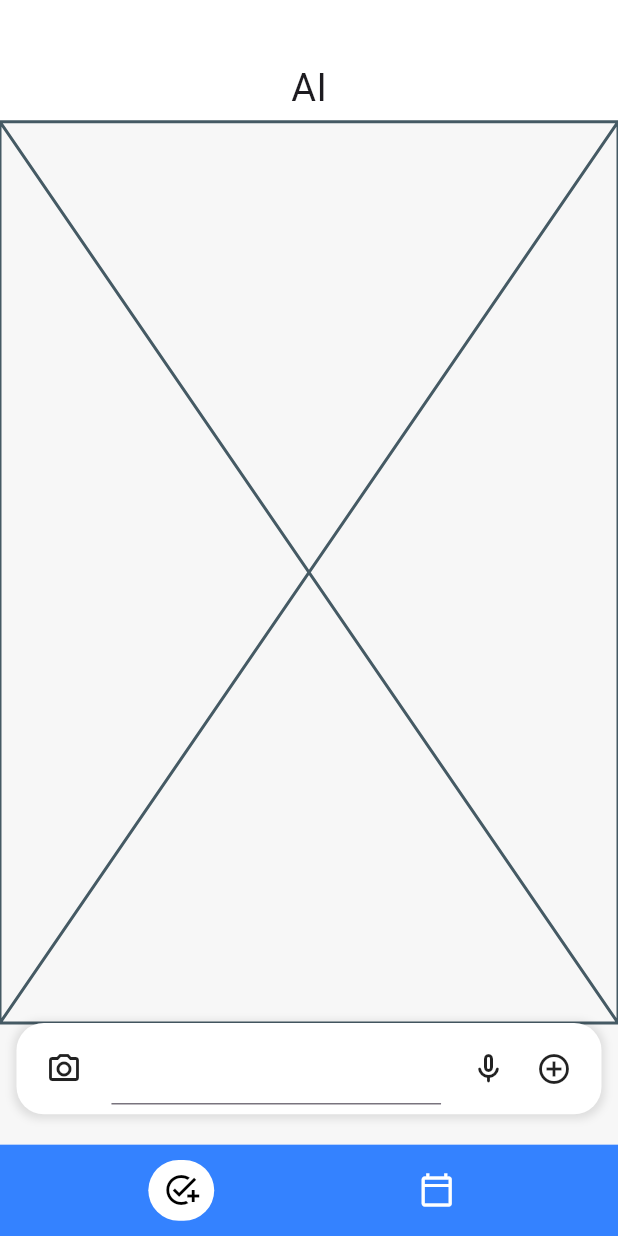
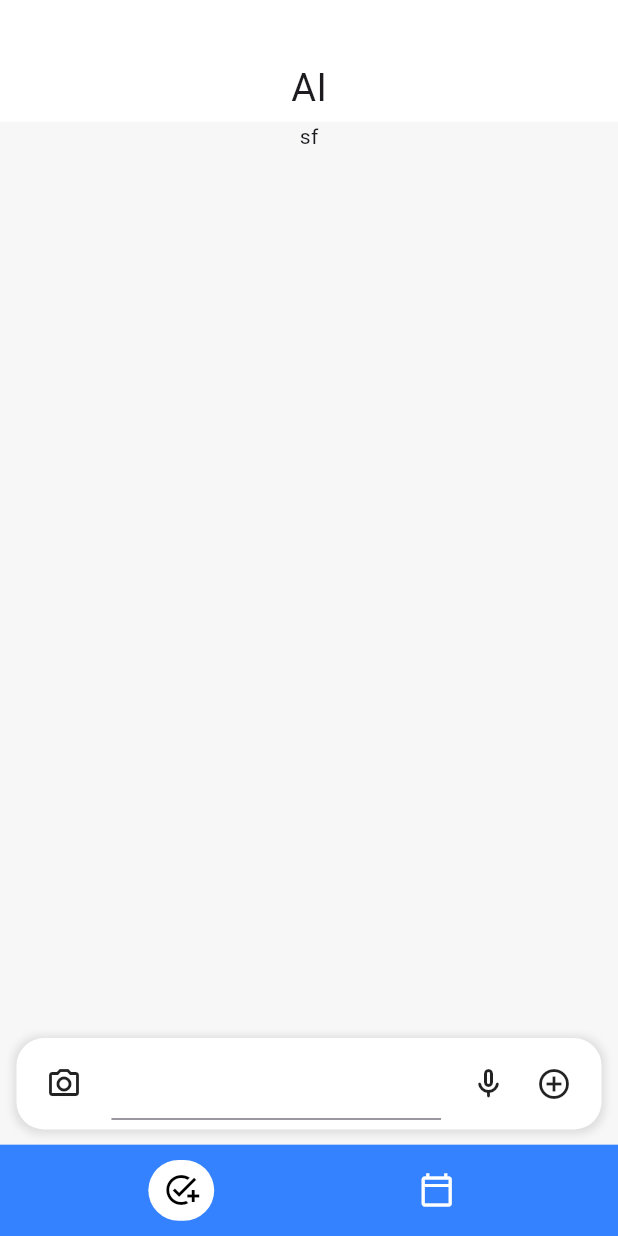
Before and after one commit to dzyz6/Medicine-Alarm, a Flutter app: the screen it shows after launch, on a phone screen of 412 x 824 dp. Run offline on Flutter 3.47's test engine with Material 3 defaults, Android fonts, the phone set to English and light mode, and no system bars; our stand-ins replace flutter_screenutil, shared_preferences; missing offline and left inert: dart:ffi.

Commit message:
homepage完善

```diff
--- a/lib/pages/home/AskPage.dart
+++ b/lib/pages/home/AskPage.dart
@@ -3,19 +3,25 @@ import 'package:flutter/material.dart';
 import 'package:flutter_screenutil/flutter_screenutil.dart';
 import 'package:nhelp/common/utils/Color.dart';
 import 'package:nhelp/common/utils/CommonPrefs.dart';
+import 'package:nhelp/pages/home/widget/TextFieldContainer.dart';
 
 class AskPage extends StatelessWidget {
   const AskPage({super.key});
 
   @override
   Widget build(BuildContext context) {
-    return Column(
+    return Stack(
       children: [
-        thisAppbar(),
-        Expanded(child: Talking()),
-        bottomTextField(),
-        SizedBox(height:80.h,)
+        Column(
+          children: [
+            thisAppbar(),
+            Expanded(child: Talking()),
+            SizedBox(height:140.h,)
+          ],
+        ),
+        TextFieldContainer(),
       ],
+
     );
   }
 
@@ -33,35 +39,6 @@ class AskPage extends StatelessWidget {
       ),
     );
   }
-
-  Widget bottomTextField() {
-    return Container(
-      constraints: BoxConstraints(
-          minHeight: 60.h
-      ),
-      margin: EdgeInsets.symmetric(horizontal: 10.w),
-      decoration: BoxDecoration(
-          color: Colors.white,
-          borderRadius: BorderRadius.all(Radius.circular(18.r)),
-          boxShadow: [
-            BoxShadow(
-              color: Color(0x1A000000),
-              blurRadius: 4,
-              offset: Offset(0, 1),
-              spreadRadius: 2, // 不扩散，仅边缘有阴影
-            )
-          ]),
-      child: Row(
-        mainAxisAlignment: MainAxisAlignment.spaceEvenly,
-        children: [
-          Icon(Icons.photo_camera_outlined),
-          SizedBox(width: 200.w,child: TextField(),),
-          Icon(Icons.mic_none_rounded),
-          Icon(Icons.add_circle_outline),
-        ],
-      ),
-    );
-  }
 }
 
 class Talking extends StatefulWidget {
@@ -74,6 +51,6 @@ class Talking extends StatefulWidget {
 class _TalkingState extends State<Talking> {
   @override
   Widget build(BuildContext context) {
-    return const Placeholder();
+    return Text("sf");
   }
 }
--- /dev/null
+++ b/lib/pages/home/widget/TextFieldContainer.dart
@@ -0,0 +1,86 @@
+import 'package:flutter/cupertino.dart';
+import 'package:flutter/material.dart';
+import 'package:flutter_screenutil/flutter_screenutil.dart';
+
+class TextFieldContainer extends StatefulWidget {
+  const TextFieldContainer({super.key});
+
+  @override
+  State<TextFieldContainer> createState() => _TextFieldContainerState();
+}
+
+class _TextFieldContainerState extends State<TextFieldContainer> with WidgetsBindingObserver {
+  late TextEditingController textEditingController;
+  late FocusNode focusNode ;
+
+
+  @override
+  void initState() {
+    super.initState();
+    textEditingController= TextEditingController();
+    focusNode=FocusNode();
+    WidgetsBinding.instance.addObserver(this);
+  }
+
+  @override
+  void dispose() {
+    textEditingController.dispose();
+    WidgetsBinding.instance.removeObserver(this);
+    super.dispose();
+  }
+
+
+  @override
+  void didChangeMetrics() {
+    super.didChangeMetrics();
+    setState(() {
+
+    });
+  }
+
+  @override
+  Widget build(BuildContext context) {
+
+
+    double textFieldHeight(){
+      if(focusNode.hasFocus){
+        return MediaQuery.of(context).viewInsets.bottom.h;
+      }
+      else{
+        return 70.h;
+      }
+    }
+
+    return Positioned(
+      left: 0,
+      right: 0,
+      bottom: textFieldHeight(),
+      child: Container(
+        constraints: BoxConstraints(
+            minHeight: 60.h
+        ),
+        margin: EdgeInsets.symmetric(horizontal: 10.w),
+        decoration: BoxDecoration(
+            color: Colors.white,
+            borderRadius: BorderRadius.all(Radius.circular(18.r)),
+            boxShadow: [
+              BoxShadow(
+                color: Color(0x1A000000),
+                blurRadius: 4,
+                offset: Offset(0, 1),
+                spreadRadius: 2, // 不扩散，仅边缘有阴影
+              )
+            ]),
+        child: Row(
+          mainAxisAlignment: MainAxisAlignment.spaceEvenly,
+          children: [
+            Icon(Icons.photo_camera_outlined),
+            SizedBox(width: 200.w,child: TextField(focusNode: focusNode,controller: textEditingController,),),
+            Icon(Icons.mic_none_rounded),
+            Icon(Icons.add_circle_outline),
+          ],
+        ),
+      ),
+    );
+  }
+}
--- a/pubspec.yaml
+++ b/pubspec.yaml
@@ -38,6 +38,7 @@ dependencies:
   flutter_screenutil: ^5.9.3
   shared_preferences: ^2.2.3
   alarm: ^4.0.6
+  flutter_riverpod: ^2.3.6
 
 dev_dependencies:
   flutter_test:
```
Also changed, not shown: pubspec.lock, 2 other files.
